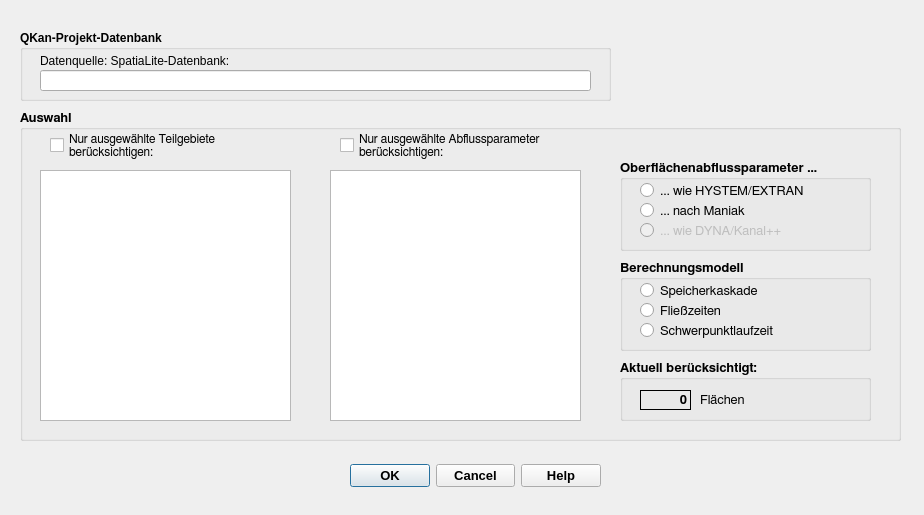
The window that qkan/tools/res/application_runoffparams.ui (hoettges/QKan) describes before a commit, drawn with Qt 5.
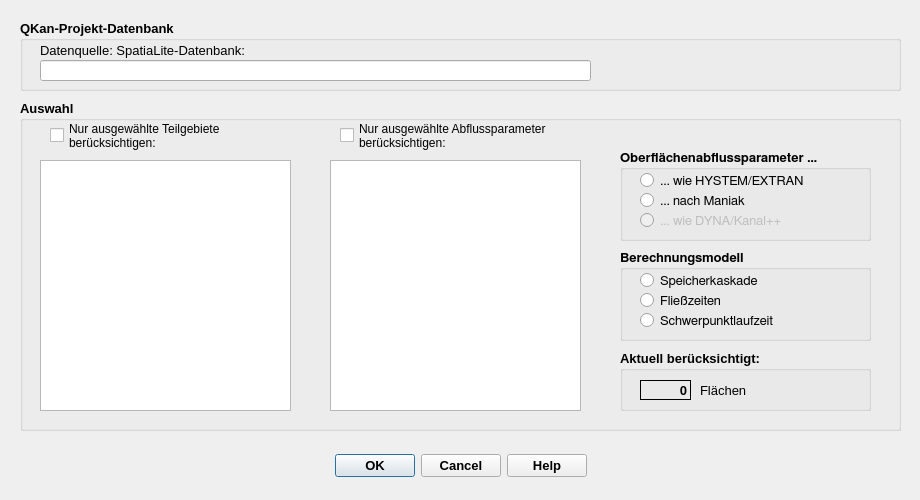
The same window after the commit.

```diff
--- a/qkan/tools/res/application_runoffparams.ui
+++ b/qkan/tools/res/application_runoffparams.ui
@@ -6,10 +6,16 @@
    <rect>
     <x>0</x>
     <y>0</y>
-    <width>924</width>
-    <height>515</height>
+    <width>920</width>
+    <height>500</height>
    </rect>
   </property>
+  <property name="minimumSize">
+   <size>
+    <width>920</width>
+    <height>500</height>
+   </size>
+  </property>
   <property name="font">
    <font>
     <family>Tahoma</family>
@@ -24,9 +30,9 @@
   <widget class="QDialogButtonBox" name="button_box">
    <property name="geometry">
     <rect>
-     <x>350</x>
-     <y>460</y>
-     <width>251</width>
+     <x>20</x>
+     <y>450</y>
+     <width>881</width>
      <height>32</height>
     </rect>
    </property>
@@ -55,14 +61,15 @@
    <property name="geometry">
     <rect>
      <x>20</x>
-     <y>30</y>
-     <width>591</width>
+     <y>20</y>
+     <width>881</width>
      <height>71</height>
     </rect>
    </property>
    <property name="font">
     <font>
      <family>Tahoma</family>
+     <pointsize>10</pointsize>
      <weight>75</weight>
      <bold>true</bold>
     </font>
@@ -91,6 +98,7 @@
     <property name="font">
      <font>
       <family>Tahoma</family>
+      <pointsize>10</pointsize>
       <weight>50</weight>
       <bold>false</bold>
      </font>
@@ -114,6 +122,7 @@
     <property name="font">
      <font>
       <family>Tahoma</family>
+      <pointsize>10</pointsize>
       <weight>50</weight>
       <bold>false</bold>
      </font>
@@ -133,14 +142,14 @@
    <property name="geometry">
     <rect>
      <x>20</x>
-     <y>110</y>
+     <y>100</y>
      <width>881</width>
      <height>331</height>
     </rect>
    </property>
    <property name="font">
     <font>
-     <family>FreeSans</family>
+     <family>Tahoma</family>
      <pointsize>10</pointsize>
      <weight>75</weight>
      <bold>true</bold>
@@ -462,6 +471,14 @@
       <height>61</height>
      </rect>
     </property>
+    <property name="font">
+     <font>
+      <family>Tahoma</family>
+      <pointsize>10</pointsize>
+      <weight>75</weight>
+      <bold>true</bold>
+     </font>
+    </property>
     <property name="title">
      <string>Aktuell berücksichtigt: </string>
     </property>
```
